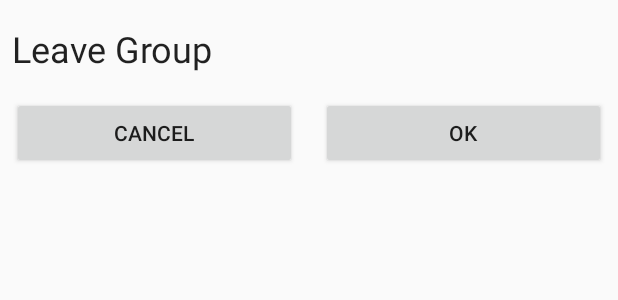
After one commit to GunnarI/GameFitter, an Android app: the layout fragment_leave_game.xml on its own in the app's theme, with its tools: preview values and no code run, on a phone screen of 412 x 824 dp. The commit adds this screen. Shown: the top 300 px of the screen. Run offline under Robolectric (Android 15) with nearby library versions, the phone set to English and light mode, and no system bars.

Commit message:
Added leave game/group functionality
A user can now leave a game or group he/she has previously joined/created. This removes the game id from the users gameIds list in database as well as active instances.

```diff
--- /dev/null
+++ b/app/src/main/res/layout/fragment_leave_game.xml
@@ -0,0 +1,52 @@
+<?xml version="1.0" encoding="utf-8"?>
+<android.support.constraint.ConstraintLayout xmlns:android="http://schemas.android.com/apk/res/android"
+    xmlns:app="http://schemas.android.com/apk/res-auto"
+    xmlns:tools="http://schemas.android.com/tools"
+    android:layout_width="match_parent"
+    android:layout_height="match_parent">
+
+    <TextView
+        android:id="@+id/leave_game_title"
+        android:layout_width="match_parent"
+        android:layout_height="wrap_content"
+        android:layout_marginLeft="@dimen/left_right_margin"
+        android:layout_marginStart="@dimen/left_right_margin"
+        android:layout_marginRight="@dimen/left_right_margin"
+        android:layout_marginEnd="@dimen/left_right_margin"
+        android:layout_marginTop="@dimen/top_margin"
+        android:textAppearance="@style/TextAppearance.AppCompat.Headline"
+        app:layout_constraintEnd_toEndOf="parent"
+        app:layout_constraintStart_toStartOf="parent"
+        app:layout_constraintTop_toTopOf="parent"
+        tools:text="Leave Group"
+        android:text="@string/leave_game_title"/>
+
+    <Button
+        android:id="@+id/leave_game_cancel"
+        android:layout_width="0dp"
+        android:layout_height="wrap_content"
+        android:layout_marginTop="@dimen/top_margin"
+        android:layout_marginLeft="@dimen/left_right_margin"
+        android:layout_marginStart="@dimen/left_right_margin"
+        android:layout_marginRight="@dimen/left_right_margin"
+        android:layout_marginEnd="@dimen/left_right_margin"
+        android:text="@string/leave_game_cancel"
+        app:layout_constraintEnd_toStartOf="@+id/leave_game_ok"
+        app:layout_constraintStart_toStartOf="parent"
+        app:layout_constraintTop_toBottomOf="@+id/leave_game_title"
+        app:layout_constraintHorizontal_chainStyle="spread"/>
+
+    <Button
+        android:id="@+id/leave_game_ok"
+        android:layout_width="0dp"
+        android:layout_height="wrap_content"
+        android:layout_marginTop="@dimen/top_margin"
+        android:layout_marginLeft="@dimen/left_right_margin"
+        android:layout_marginStart="@dimen/left_right_margin"
+        android:layout_marginRight="@dimen/left_right_margin"
+        android:layout_marginEnd="@dimen/left_right_margin"
+        android:text="@string/leave_game_ok"
+        app:layout_constraintEnd_toEndOf="parent"
+        app:layout_constraintStart_toEndOf="@+id/leave_game_cancel"
+        app:layout_constraintTop_toBottomOf="@+id/leave_game_title" />
+</android.support.constraint.ConstraintLayout>
--- a/app/src/main/res/values/strings.xml
+++ b/app/src/main/res/values/strings.xml
@@ -34,6 +34,11 @@
     <string name="join_game_id">Game Id (shared from someone)</string>
     <string name="join_game_finish">Join!</string>
 
+    <!-- Leave game dialog -->
+    <string name="leave_game_title">Leave Game</string>
+    <string name="leave_game_cancel">Cancel</string>
+    <string name="leave_game_ok">OK</string>
+
     <!-- Fragment interaction error message -->
     <string name="frag_listener_exception">must implement OnFragmentInteractionListener</string>
 
--- a/build.gradle
+++ b/build.gradle
@@ -7,7 +7,7 @@ buildscript {
         jcenter()
     }
     dependencies {
-        classpath 'com.android.tools.build:gradle:3.0.1'
+        classpath 'com.android.tools.build:gradle:3.1.2'
         classpath "org.jetbrains.kotlin:kotlin-gradle-plugin:$kotlin_version"
 
         // To use firebase:
```
Also changed, not shown: app/build.gradle (+7 -7 lines), app/src/main/java/com/test/gunnzo/gamefit/GameDataList.java (added, +42 -0 lines), app/src/main/java/com/test/gunnzo/gamefit/GamesFragment.java (+1 -1 lines), app/src/main/java/com/test/gunnzo/gamefit/MainActivity.java (+86 -33 lines), app/src/main/java/com/test/gunnzo/gamefit/adapters/GamesAdapter.java (+45 -5 lines), gradle/wrapper/gradle-wrapper.properties.
